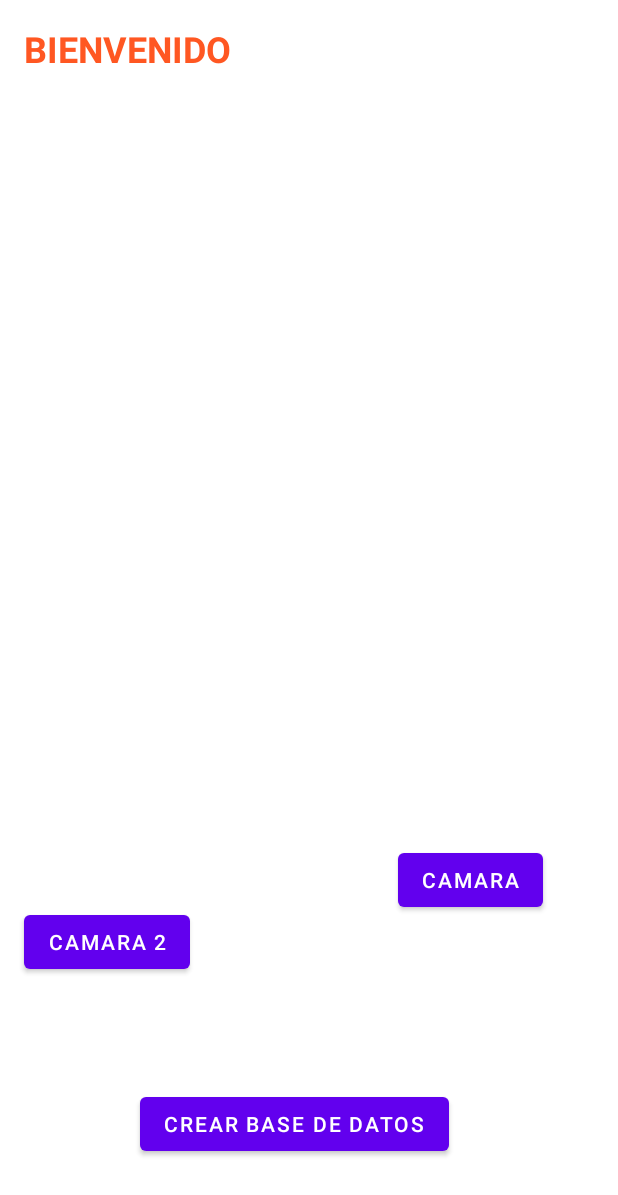
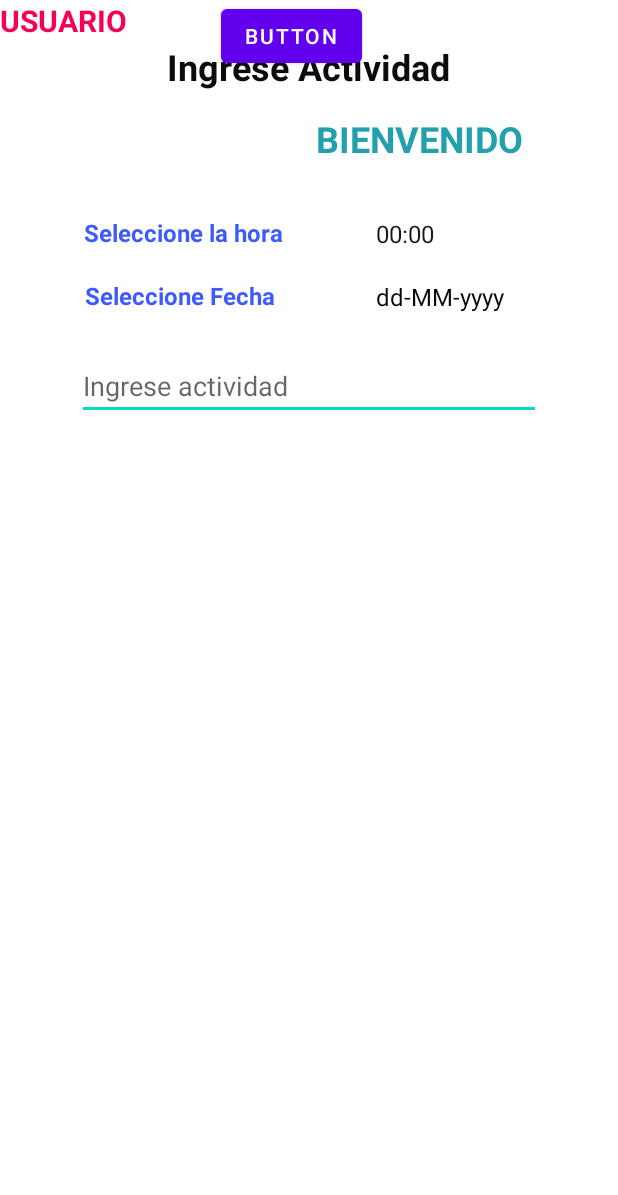
Before and after one commit to SuaArraY/Autentificacion_kotlin_firebase, an Android app: the layout activity_main2.xml on its own in the app's theme, with its tools: preview values and no code run, on a phone screen of 412 x 824 dp. Shown: the top 1195 px of the screen. Run offline under Robolectric (Android 15) with nearby library versions, the phone set to English and light mode, and no system bars.

Commit message:
codigo y diseño de las actividades

```diff
--- a/Autetificacion/app/src/main/AndroidManifest.xml
+++ b/Autetificacion/app/src/main/AndroidManifest.xml
@@ -4,7 +4,8 @@
 
 
     <uses-permission android:name="android.permission.CAMERA" />
-
+    <uses-permission android:name="android.permission.INTERNET" />
+    <uses-permission android:name="android.permission.ACCESS_NETWORK_STATE" />
     <uses-feature
         android:name="android.hardware.camera"
         android:required="true" />
--- a/Autetificacion/app/src/main/java/com/example/loginfirebase/MainActivity2.kt
+++ b/Autetificacion/app/src/main/java/com/example/loginfirebase/MainActivity2.kt
@@ -1,18 +1,18 @@
 package com.example.loginfirebase
 
 import android.annotation.SuppressLint
+import android.app.DatePickerDialog
+import android.app.TimePickerDialog
 import android.content.Intent
 import android.graphics.Bitmap
+import android.icu.util.Calendar
 import androidx.appcompat.app.AppCompatActivity
 import android.os.Bundle
 import android.provider.MediaStore
 import android.util.Log
 import android.view.Menu
 import android.view.MenuItem
-import android.widget.Button
-import android.widget.ImageView
-import android.widget.TextView
-import android.widget.Toast
+import android.widget.*
 import com.bumptech.glide.Glide
 import com.google.firebase.auth.FirebaseAuth
 import com.google.firebase.auth.ktx.auth
@@ -34,11 +34,54 @@ class MainActivity2 : AppCompatActivity() {
     override fun onCreate(savedInstanceState: Bundle?) {
         super.onCreate(savedInstanceState)
         setContentView(R.layout.activity_main2)
+        val textViewHora = findViewById<TextView>(R.id.txtSeleccionarFecha)
+        val textViewHoraSeleccionada = findViewById<TextView>(R.id.txtFecha)
+
+        textViewHora.setOnClickListener {
+            val calendar = Calendar.getInstance()
+            val horaActual = calendar.get(Calendar.HOUR_OF_DAY)
+            val minutoActual = calendar.get(Calendar.MINUTE)
+
+            val timePickerDialog = TimePickerDialog(
+                this,
+                { _, horaSeleccionada, minutoSeleccionado ->
+                    val horaFormateada = String.format("%02d:%02d", horaSeleccionada, minutoSeleccionado)
+                    textViewHoraSeleccionada.text = horaFormateada
+                },
+                horaActual,
+                minutoActual,
+                true
+            )
+            timePickerDialog.show()
+        }
+
+        val textViewFecha = findViewById<TextView>(R.id.txtCalendario)
+        val textViewFechaSeleccionada = findViewById<TextView>(R.id.txtDia)
+
+        textViewFecha.setOnClickListener {
+            val calendar = Calendar.getInstance()
+            val anioActual = calendar.get(Calendar.YEAR)
+            val mesActual = calendar.get(Calendar.MONTH)
+            val diaActual = calendar.get(Calendar.DAY_OF_MONTH)
+
+            val datePickerDialog = DatePickerDialog(
+                this,
+                { _, anioSeleccionado, mesSeleccionado, diaSeleccionado ->
+                    val fechaFormateada = String.format("%02d/%02d/%04d", diaSeleccionado, mesSeleccionado + 1, anioSeleccionado)
+                    textViewFechaSeleccionada.text = fechaFormateada
+                },
+                anioActual,
+                mesActual,
+                diaActual
+            )
+            datePickerDialog.show()
+        }
 
 
-        val btnCamara: Button = findViewById(R.id.btnCamara)
-        val btnBaseDatos: Button = findViewById(R.id.btnCrearBaseDatos)
-        val btnCamra2 = findViewById<Button>(R.id.btnCamara2)
+
+        //val btnCamara: Button = findViewById(R.id.btnCamara)
+        //val btnBaseDatos: Button = findViewById(R.id.btnCrearBaseDatos)
+        //val btnCamra2 = findViewById<Button>(R.id.btnCamara2)
 
         /* btnCamra2.setOnClickListener(){
             val i = Intent(this, camara2::class.java)
@@ -74,9 +117,9 @@ class MainActivity2 : AppCompatActivity() {
             })
 
         //configurar la imagen de perfil del usuario
-        val imgProfile: ImageView = findViewById(R.id.imageView2)
-        val photoUrl = currentUser?.photoUrl
-         Glide.with(this).load(photoUrl).into(imgProfile)
+        //val imgProfile: ImageView = findViewById(R.id.imageView2)
+        //val photoUrl = currentUser?.photoUrl
+         //Glide.with(this).load(photoUrl).into(imgProfile)
 
     }
 
--- a/Autetificacion/app/src/main/res/layout/activity_main2.xml
+++ b/Autetificacion/app/src/main/res/layout/activity_main2.xml
@@ -6,63 +6,118 @@
     android:layout_height="match_parent"
     tools:context=".MainActivity2">
 
-    <ImageView
-        android:id="@+id/imageView2"
-        android:layout_width="150dp"
-        android:layout_height="150dp"
-        android:layout_gravity="center_horizontal"
-        android:scaleType="centerCrop"
-        android:layout_marginTop="30dp"
-        android:layout_marginBottom="20dp"
-        />
-
     <TextView
         android:id="@+id/textView2"
         android:layout_width="wrap_content"
         android:layout_height="wrap_content"
-        android:layout_marginTop="16dp"
+        android:layout_marginTop="76dp"
         android:text="BIENVENIDO"
-        android:textColor="#FF5722"
+        android:textColor="#239FAE"
         android:textSize="24sp"
         android:textStyle="bold"
         app:layout_constraintEnd_toEndOf="parent"
-        app:layout_constraintHorizontal_bias="0.058"
+        app:layout_constraintHorizontal_bias="0.77"
         app:layout_constraintStart_toStartOf="parent"
         app:layout_constraintTop_toTopOf="parent" />
 
     <Button
-        android:id="@+id/btnCrearBaseDatos"
+        android:id="@+id/button"
         android:layout_width="wrap_content"
         android:layout_height="wrap_content"
-        android:layout_marginStart="32dp"
-        android:text="CREAR BASE DE DATOS"
-        app:layout_constraintBottom_toBottomOf="parent"
+        android:text="Button"
         app:layout_constraintEnd_toEndOf="parent"
-        app:layout_constraintHorizontal_bias="0.352"
+        app:layout_constraintHorizontal_bias="0.463"
         app:layout_constraintStart_toStartOf="parent"
-        app:layout_constraintTop_toTopOf="parent"
-        app:layout_constraintVertical_bias="0.935" />
+        tools:layout_editor_absoluteY="385dp" />
 
-    <Button
-        android:id="@+id/btnCamara"
+    <EditText
+        android:id="@+id/editTextTextPersonName"
+        android:layout_width="309dp"
+        android:layout_height="43dp"
+        android:layout_marginTop="176dp"
+        android:ems="10"
+        android:hint="Ingrese actividad"
+        android:inputType="textPersonName"
+        app:layout_constraintEnd_toEndOf="parent"
+        app:layout_constraintStart_toStartOf="parent"
+        app:layout_constraintTop_toBottomOf="@+id/textView3" />
+
+    <TextView
+        android:id="@+id/textView3"
         android:layout_width="wrap_content"
         android:layout_height="wrap_content"
-        android:text="camara"
-        app:layout_constraintBottom_toBottomOf="parent"
+        android:layout_marginTop="28dp"
+        android:text="Ingrese Actividad"
+        android:textColor="#0C0C0C"
+        android:textSize="24sp"
+        android:textStyle="bold"
         app:layout_constraintEnd_toEndOf="parent"
-        app:layout_constraintHorizontal_bias="0.842"
+        app:layout_constraintHorizontal_bias="0.498"
         app:layout_constraintStart_toStartOf="parent"
-        app:layout_constraintTop_toTopOf="parent"
-        app:layout_constraintVertical_bias="0.725" />
+        app:layout_constraintTop_toTopOf="parent" />
 
-    <Button
-        android:id="@+id/btnCamara2"
+    <TextView
+        android:id="@+id/txtSeleccionarFecha"
         android:layout_width="wrap_content"
         android:layout_height="wrap_content"
-        android:layout_marginTop="604dp"
-        android:text="camara 2"
+        android:layout_marginTop="144dp"
+        android:text="Seleccione la hora"
+        android:textColor="#3D5AFE"
+        android:textSize="16sp"
+        android:textStyle="bold"
         app:layout_constraintEnd_toEndOf="parent"
-        app:layout_constraintHorizontal_bias="0.053"
+        app:layout_constraintHorizontal_bias="0.2"
         app:layout_constraintStart_toStartOf="parent"
         app:layout_constraintTop_toTopOf="parent" />
+
+    <TextView
+        android:id="@+id/txtFecha"
+        android:layout_width="wrap_content"
+        android:layout_height="wrap_content"
+        android:layout_marginTop="84dp"
+        android:text="00:00"
+        android:textColor="#191818"
+        android:textSize="16sp"
+        app:layout_constraintEnd_toEndOf="parent"
+        app:layout_constraintHorizontal_bias="0.335"
+        app:layout_constraintStart_toEndOf="@+id/txtSeleccionarFecha"
+        app:layout_constraintTop_toBottomOf="@+id/textView3" />
+
+    <TextView
+        android:id="@+id/txtCalendario"
+        android:layout_width="wrap_content"
+        android:layout_height="wrap_content"
+        android:layout_marginTop="20dp"
+        android:text="Seleccione Fecha"
+        android:textColor="#3D5AFE"
+        android:textSize="16sp"
+        android:textStyle="bold"
+        app:layout_constraintEnd_toStartOf="@+id/txtDia"
+        app:layout_constraintHorizontal_bias="0.459"
+        app:layout_constraintStart_toStartOf="parent"
+        app:layout_constraintTop_toBottomOf="@+id/txtSeleccionarFecha" />
+
+    <TextView
+        android:id="@+id/txtDia"
+        android:layout_width="wrap_content"
+        android:layout_height="wrap_content"
+        android:layout_marginTop="20dp"
+        android:layout_marginEnd="76dp"
+        android:text="dd-MM-yyyy"
+        android:textColor="#0B0A0A"
+        android:textSize="16sp"
+        app:layout_constraintEnd_toEndOf="parent"
+        app:layout_constraintTop_toBottomOf="@+id/txtFecha" />
+
+    <TextView
+        android:id="@+id/textView9"
+        android:layout_width="wrap_content"
+        android:layout_height="wrap_content"
+        android:text="USUARIO"
+        android:textColor="#F50057"
+        android:textSize="20sp"
+        android:textStyle="bold"
+        tools:layout_editor_absoluteX="59dp"
+        tools:layout_editor_absoluteY="81dp" />
+
 </androidx.constraintlayout.widget.ConstraintLayout>
```
